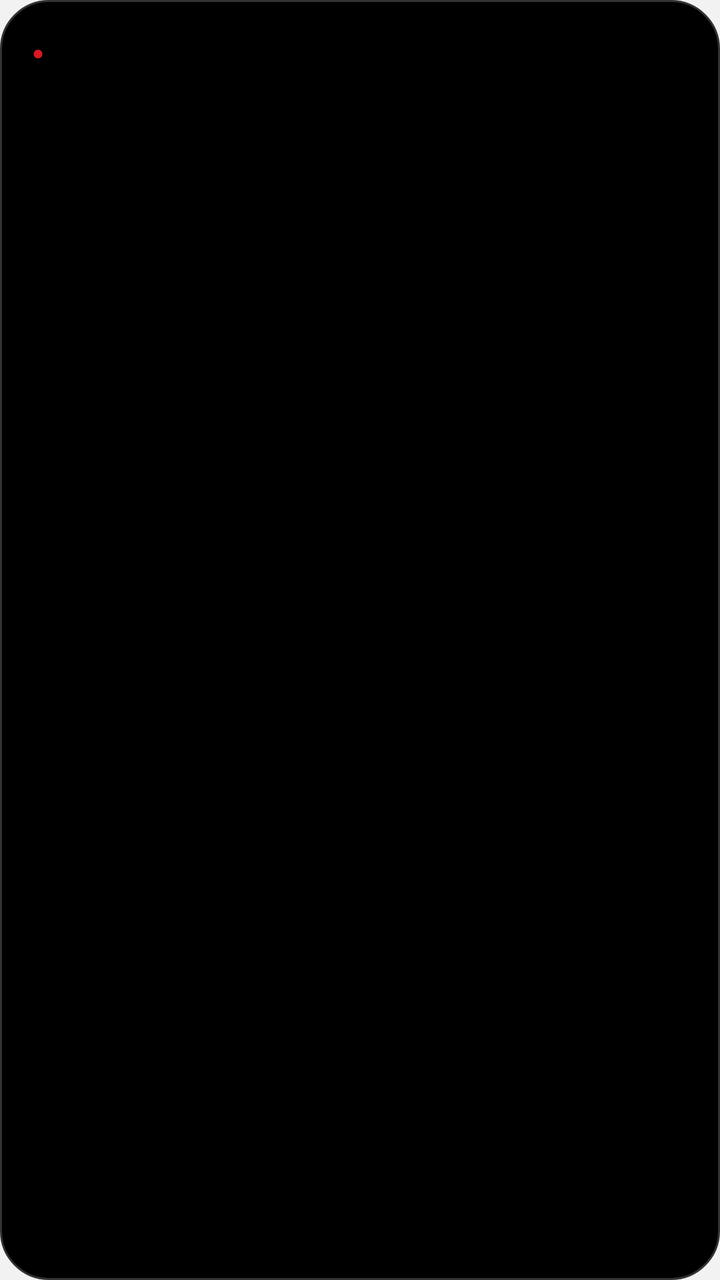
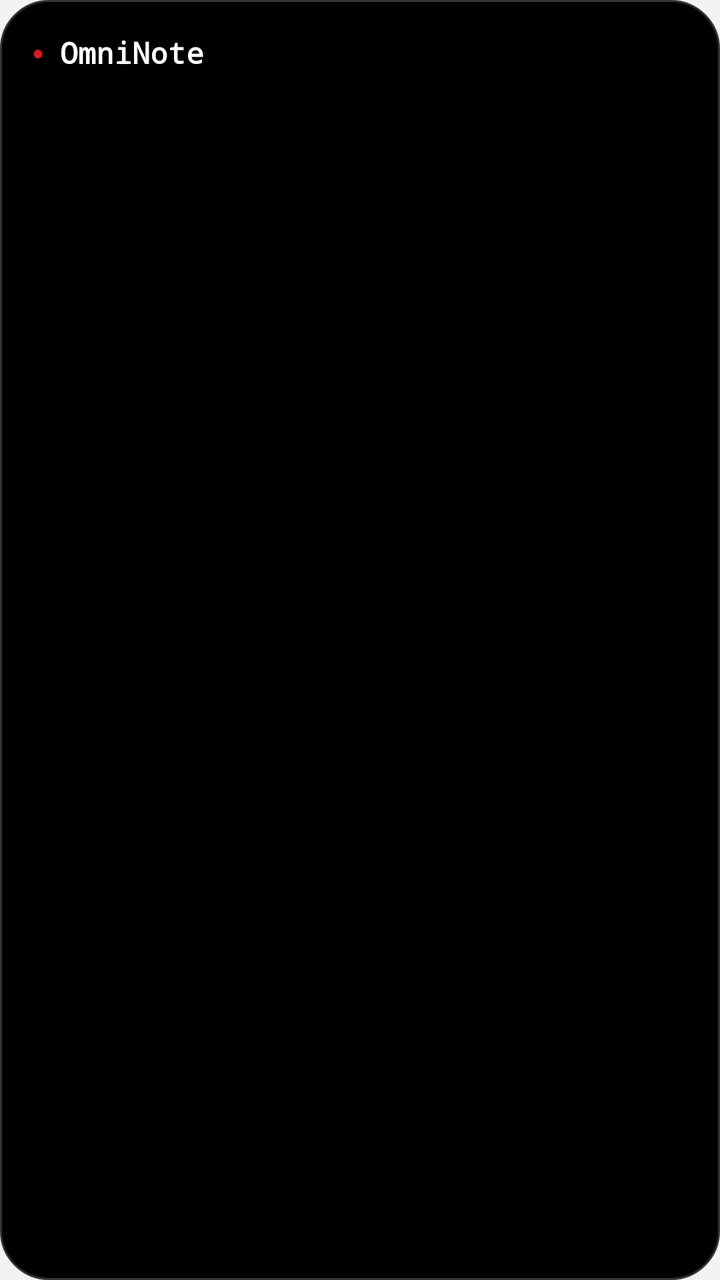

Two renders of the same Android screen: before a commit and after it. Below are the layout's source before the change and the commit's diff.
<!-- AndroidManifest.xml: application theme Theme.OmniNote -->
<!-- res/layout/widget_note.xml -->
<?xml version="1.0" encoding="utf-8"?>
<LinearLayout xmlns:android="http://schemas.android.com/apk/res/android"
    android:id="@+id/widget_note_root"
    android:layout_width="match_parent"
    android:layout_height="match_parent"
    android:background="@drawable/widget_bg"
    android:orientation="vertical"
    android:padding="16dp">

    <LinearLayout
        android:layout_width="match_parent"
        android:layout_height="wrap_content"
        android:gravity="center_vertical"
        android:orientation="horizontal">

        <TextView
            android:layout_width="wrap_content"
            android:layout_height="wrap_content"
            android:layout_marginEnd="8dp"
            android:text="●"
            android:textColor="#FFD71921"
            android:textSize="10sp" />

        <TextView
            android:id="@+id/widget_note_title"
            android:layout_width="0dp"
            android:layout_height="wrap_content"
            android:layout_weight="1"
            android:ellipsize="end"
            android:fontFamily="monospace"
            android:maxLines="2"
            android:textColor="#FFFFFFFF"
            android:textSize="15sp"
            android:textStyle="bold" />
    </LinearLayout>

    <TextView
        android:id="@+id/widget_note_body"
        android:layout_width="match_parent"
        android:layout_height="wrap_content"
        android:layout_marginTop="8dp"
        android:ellipsize="end"
        android:fontFamily="monospace"
        android:lineSpacingMultiplier="1.2"
        android:maxLines="12"
        android:textColor="#B3FFFFFF"
        android:textSize="13sp" />
</LinearLayout>
<!-- resources referenced by this layout -->
<resources>
  <!-- drawable widget_bg (drawable) -->
  <?xml version="1.0" encoding="utf-8"?>
  <shape xmlns:android="http://schemas.android.com/apk/res/android"
      android:shape="rectangle">
      <solid android:color="#FF000000" />
      <stroke
          android:width="1dp"
          android:color="#FF333333" />
      <corners android:radius="24dp" />
  </shape>
  <style name="Theme.OmniNote" parent="@android:style/Theme.Material.Light.NoActionBar">
          <item name="android:windowBackground">#F2F2F2</item>
          <item name="android:colorBackground">#F2F2F2</item>
          <item name="android:textColorPrimary">#000000</item>
          <item name="android:colorAccent">#D71921</item>
          <item name="android:statusBarColor">#F2F2F2</item>
          
          <item name="android:navigationBarColor">#000000</item>
          <item name="android:windowLightStatusBar">true</item>
      </style>
</resources>

<!-- the commit's change to res/layout/widget_note.xml (unified diff, before → after) -->
@@ -29,6 +29,7 @@
             android:ellipsize="end"
             android:fontFamily="monospace"
             android:maxLines="2"
+            android:text="@string/app_name"
             android:textColor="#FFFFFFFF"
             android:textSize="15sp"
             android:textStyle="bold" />
<!-- resource entries referenced after the edit -->
@@ -10,6 +10,7 @@
           android:color="#FF333333" />
       <corners android:radius="24dp" />
   </shape>
+  <string name="app_name" translatable="false">OmniNote</string>
   <style name="Theme.OmniNote" parent="@android:style/Theme.Material.Light.NoActionBar">
           <item name="android:windowBackground">#F2F2F2</item>
           <item name="android:colorBackground">#F2F2F2</item>
